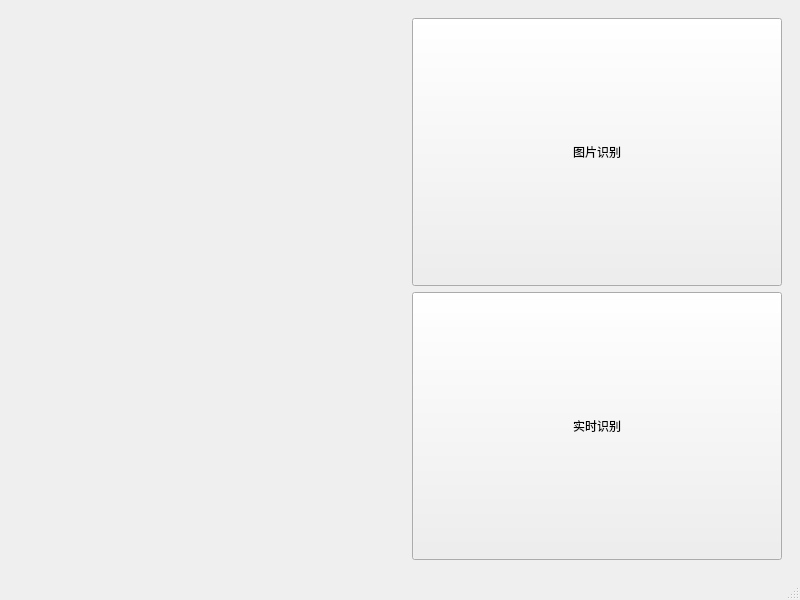
Old version of the form mainwindow.ui in the repository xiaoluosigithub/Cultural-Vision.
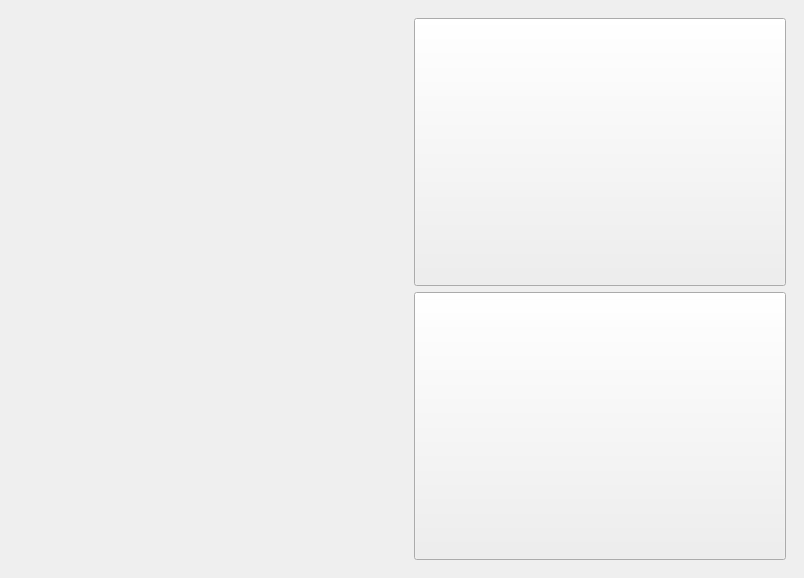
New version of the form.

The edit to the form file:
```diff
--- a/mainwindow.ui
+++ b/mainwindow.ui
@@ -7,20 +7,93 @@
     <x>0</x>
     <y>0</y>
     <width>800</width>
-    <height>600</height>
+    <height>578</height>
    </rect>
   </property>
+  <property name="sizePolicy">
+   <sizepolicy hsizetype="Fixed" vsizetype="Fixed">
+    <horstretch>0</horstretch>
+    <verstretch>0</verstretch>
+   </sizepolicy>
+  </property>
+  <property name="maximumSize">
+   <size>
+    <width>16777215</width>
+    <height>16777215</height>
+   </size>
+  </property>
   <property name="windowTitle">
    <string>MainWindow</string>
   </property>
   <widget class="QWidget" name="centralwidget">
-   <layout class="QHBoxLayout" name="horizontalLayout">
+   <property name="maximumSize">
+    <size>
+     <width>16777215</width>
+     <height>16777215</height>
+    </size>
+   </property>
+   <layout class="QHBoxLayout" name="horizontalLayout" stretch="1,1">
     <item>
-     <widget class="QWidget" name="widget" native="true"/>
+     <widget class="QWidget" name="widget" native="true">
+      <property name="sizePolicy">
+       <sizepolicy hsizetype="Expanding" vsizetype="Expanding">
+        <horstretch>0</horstretch>
+        <verstretch>0</verstretch>
+       </sizepolicy>
+      </property>
+      <property name="minimumSize">
+       <size>
+        <width>390</width>
+        <height>540</height>
+       </size>
+      </property>
+      <layout class="QVBoxLayout" name="verticalLayout_2">
+       <property name="leftMargin">
+        <number>0</number>
+       </property>
+       <property name="topMargin">
+        <number>0</number>
+       </property>
+       <property name="rightMargin">
+        <number>0</number>
+       </property>
+       <property name="bottomMargin">
+        <number>0</number>
+       </property>
+       <item>
+        <widget class="QLabel" name="img_label">
+         <property name="sizePolicy">
+          <sizepolicy hsizetype="Expanding" vsizetype="Expanding">
+           <horstretch>0</horstretch>
+           <verstretch>0</verstretch>
+          </sizepolicy>
+         </property>
+         <property name="minimumSize">
+          <size>
+           <width>390</width>
+           <height>540</height>
+          </size>
+         </property>
+         <property name="text">
+          <string/>
+         </property>
+         <property name="alignment">
+          <set>Qt::AlignmentFlag::AlignCenter</set>
+         </property>
+        </widget>
+       </item>
+      </layout>
+     </widget>
     </item>
     <item>
      <widget class="QWidget" name="widget_2" native="true">
-      <layout class="QVBoxLayout" name="verticalLayout">
+      <property name="minimumSize">
+       <size>
+        <width>390</width>
+        <height>540</height>
+       </size>
+      </property>
+      <layout class="QVBoxLayout" name="verticalLayout" stretch="1,1">
        <item>
         <widget class="QPushButton" name="pushButton1">
          <property name="sizePolicy">
@@ -30,7 +103,7 @@
           </sizepolicy>
          </property>
          <property name="text">
-          <string>图片识别</string>
+          <string/>
          </property>
         </widget>
        </item>
@@ -43,7 +116,7 @@
           </sizepolicy>
          </property>
          <property name="text">
-          <string>实时识别</string>
+          <string/>
          </property>
         </widget>
        </item>
@@ -52,17 +125,6 @@
     </item>
    </layout>
   </widget>
-  <widget class="QMenuBar" name="menubar">
-   <property name="geometry">
-    <rect>
-     <x>0</x>
-     <y>0</y>
-     <width>800</width>
-     <height>21</height>
-    </rect>
-   </property>
-  </widget>
-  <widget class="QStatusBar" name="statusbar"/>
  </widget>
  <resources/>
  <connections/>
```
